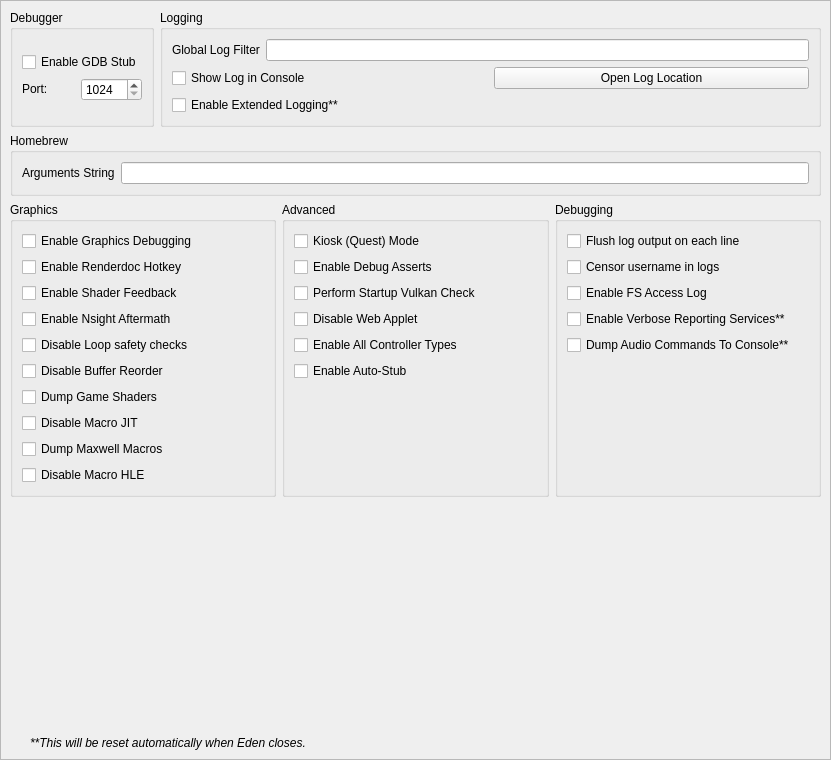
Qt form src/yuzu/configuration/configure_debug.ui (rorrim-rorrim/eden-alt) before a commit.
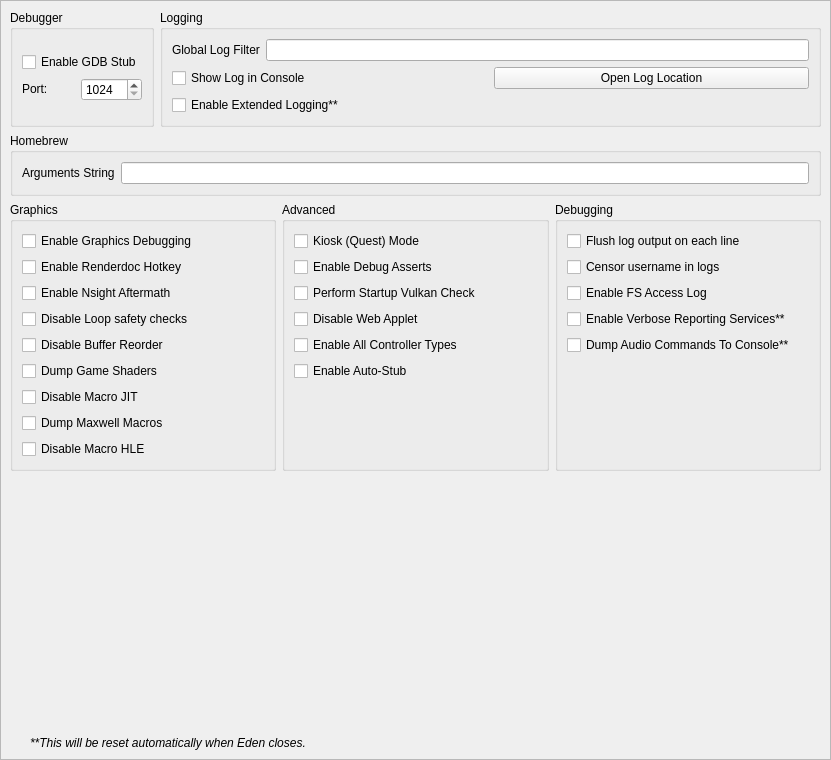
The same form after that commit.

Patch:
```diff
--- a/src/yuzu/configuration/configure_debug.ui
+++ b/src/yuzu/configuration/configure_debug.ui
@@ -368,16 +368,6 @@
            </property>
           </spacer>
          </item>
-         <item row="2" column="0">
-          <widget class="QCheckBox" name="enable_shader_feedback">
-           <property name="toolTip">
-            <string>When checked, yuzu will log statistics about the compiled pipeline cache</string>
-           </property>
-           <property name="text">
-            <string>Enable Shader Feedback</string>
-           </property>
-          </widget>
-         </item>
          <item row="5" column="0">
           <widget class="QCheckBox" name="disable_buffer_reorder">
            <property name="toolTip">
```
Left out of the diff: 1 changed line with no effect on the pictures.
